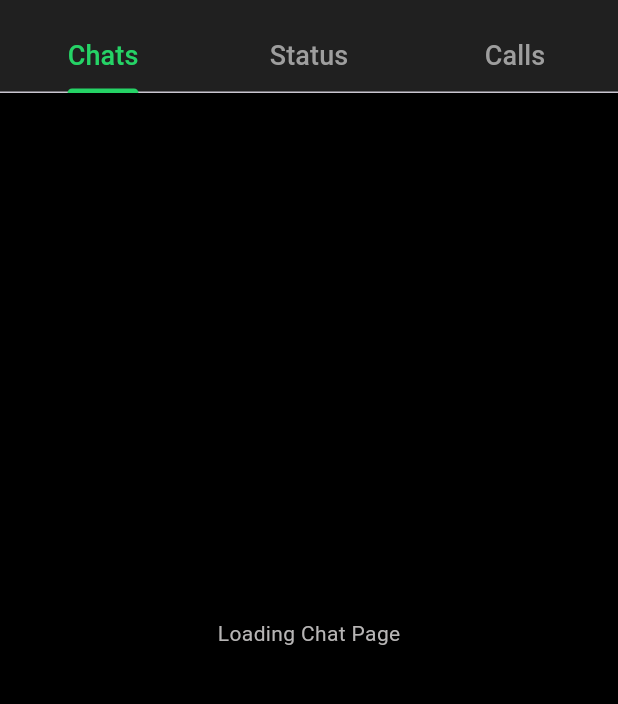
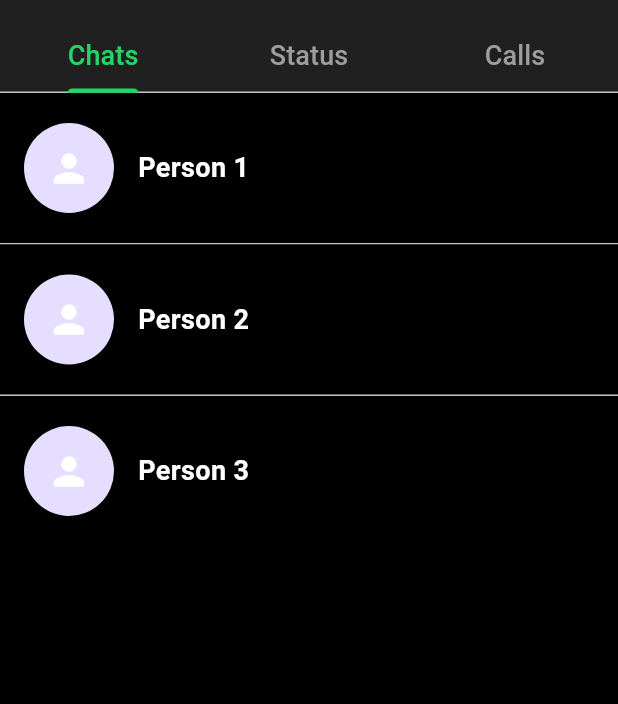
Before and after one commit to SanduSenarathne/demo_app, a Flutter app: the screen it shows after launch, on a phone screen of 412 x 824 dp, the part 63-767 px from its top. Run offline on Flutter 3.47's test engine with Material 2 defaults, Android fonts, the phone set to English and light mode, and no system bars; our stand-ins replace get.

Commit message:
Create the chat display page

```diff
--- a/lib/View/chatPage.dart
+++ b/lib/View/chatPage.dart
@@ -12,16 +12,62 @@ class ChatPage extends StatelessWidget {
 
   @override
   Widget build(BuildContext context) {
-    return Scaffold(
-      body: Center(
-        child: Text(
-          'Loading Chat Page',
-          style: TextStyle(
-            color: Color.fromARGB(255, 183, 181, 181),
+    List<Map<String, dynamic>> personData = [
+      {
+        'name': 'Person 1',
+        'icon': Icons.person,
+      },
+      {
+        'name': 'Person 2',
+        'icon': Icons.person,
+      },
+      {
+        'name': 'Person 3',
+        'icon': Icons.person,
+      },
+    ];
+
+    return Container(
+      color: Colors.black,
+      child: Scrollbar(
+        child: ListView.separated(
+          separatorBuilder: (context, child) => Divider(
+            height: 1,
           ),
+          padding: EdgeInsets.all(0.0),
+          itemCount: personData.length,
+          itemBuilder: (context, i) {
+            final person = personData[i];
+            return Container(
+              height: 100,
+              width: double.infinity,
+              color: Colors.black,
+              child: Row(
+                children: [
+                  SizedBox(width: 16),
+                  CircleAvatar(
+                    radius: 30,
+                    child: Icon(
+                      person['icon'],
+                      size: 30,
+                      color: Colors.white,
+                    ),
+                  ),
+                  SizedBox(width: 16),
+                  Text(
+                    person['name'],
+                    style: TextStyle(
+                      color: Colors.white,
+                      fontSize: 18,
+                      fontWeight: FontWeight.bold,
+                    ),
+                  ),
+                ],
+              ),
+            );
+          },
         ),
       ),
-      backgroundColor: Colors.black,
     );
   }
 }
```
